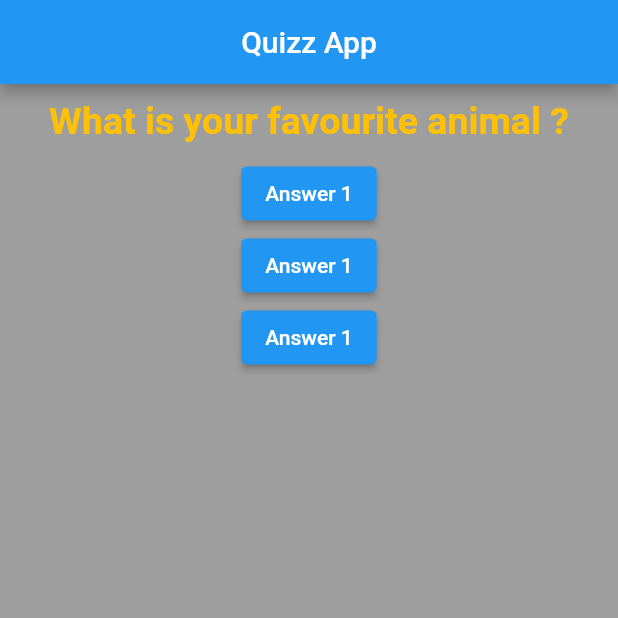
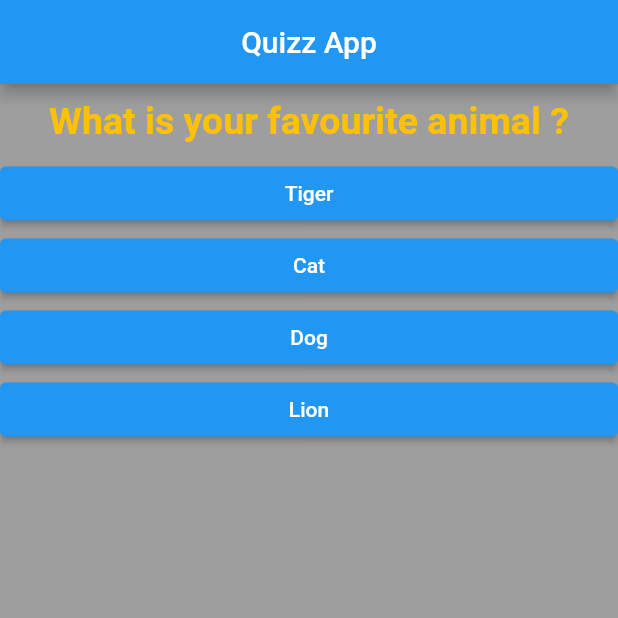
Before and after one commit to Rijankunwar3691/myapp, a Flutter app: the screen it shows after launch, on a phone screen of 412 x 824 dp, the top half of it. Run offline on Flutter 3.47's test engine with Material 2 defaults, Android fonts, the phone set to English and light mode, and no system bars.

Commit message:
map function

```diff
--- a/lib/answer.dart
+++ b/lib/answer.dart
@@ -2,10 +2,13 @@ import 'package:flutter/material.dart';
 
 class Answer extends StatelessWidget {
   final VoidCallback selector;
+  final String answer;
 
-  Answer(this.selector);
+  Answer(this.selector, this.answer);
   @override
   Widget build(BuildContext context) {
-    return ElevatedButton(onPressed: selector, child: const Text('Answer 1'));
+    return Container(
+        width: double.infinity,
+        child: ElevatedButton(onPressed: selector, child: Text(answer)));
   }
 }
--- a/lib/main.dart
+++ b/lib/main.dart
@@ -52,9 +52,10 @@ class _QuizzAppState extends State<QuizzApp> {
             child: Column(
               children: [
                 Question(questions[Questionsindex]['questiontext'] as String),
-                Answer(AnswerSelected),
-                Answer(AnswerSelected),
-                Answer(AnswerSelected),
+                ...(questions[Questionsindex]['answer'] as List<String>)
+                    .map((answer) {
+                  return Answer(AnswerSelected, answer);
+                }).toList(),
               ],
             ),
           ),
```
